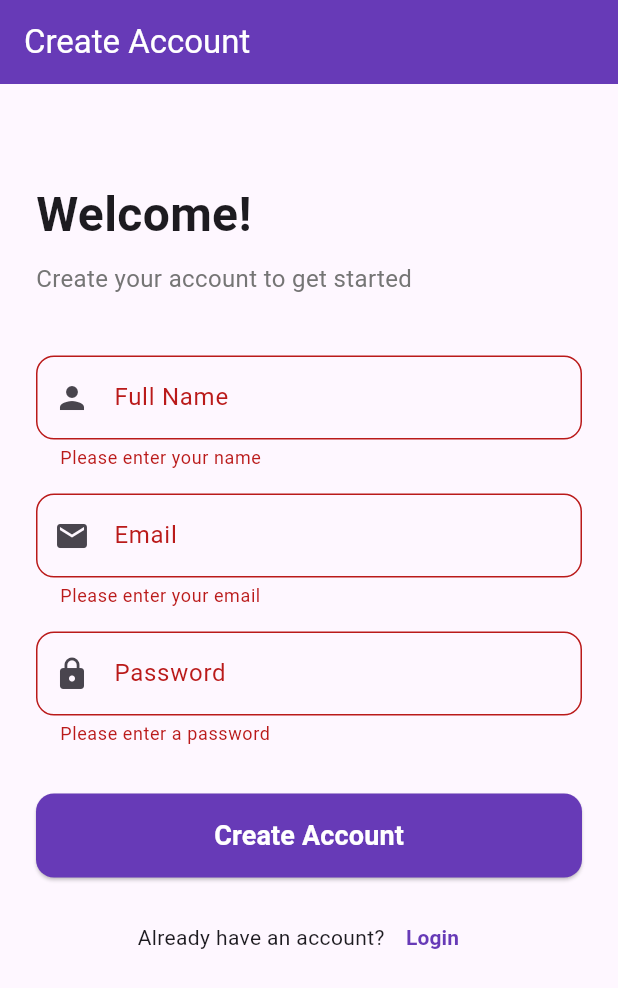
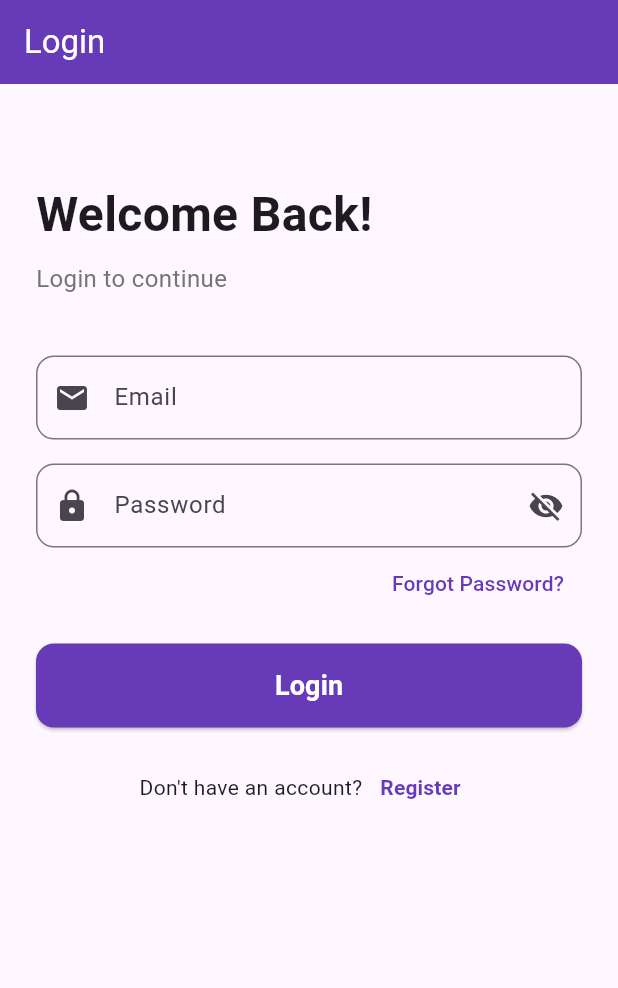
Before and after one commit to thamara2X1/user-auth-fullstack-App, a Flutter app: the screen it shows after launch, after a tap on "Create Account", after a tap on "Login", on a phone screen of 412 x 824 dp. Shown: the top 988 px of the screen. Run offline on Flutter 3.47's test engine with Material 3 defaults, Android fonts, the phone set to English and light mode, and no system bars.

Commit message:
Updated register screen to navigate to login after signup

```diff
--- a/myapp/mobile/lib/screens/register_screen.dart
+++ b/myapp/mobile/lib/screens/register_screen.dart
@@ -1,5 +1,6 @@
 import 'package:flutter/material.dart';
 import 'package:myapp/services/api_service.dart';
+import 'package:myapp/screens/login_screen.dart';
 
 class RegisterScreen extends StatefulWidget {
   @override
@@ -35,8 +36,12 @@ class _RegisterScreenState extends State<RegisterScreen> {
 
     if (result['success']) {
       _showMessage("✅ Account created successfully!", Colors.green);
-      // Navigate to login screen or home
-      // Navigator.pushReplacement(context, MaterialPageRoute(builder: (_) => LoginScreen()));
+      // Wait 2 seconds then navigate to login
+      await Future.delayed(Duration(seconds: 2));
+      Navigator.pushReplacement(
+        context,
+        MaterialPageRoute(builder: (_) => LoginScreen()),
+      );
     } else {
       _showMessage("❌ ${result['message']}", Colors.red);
     }
@@ -180,8 +185,10 @@ class _RegisterScreenState extends State<RegisterScreen> {
                     Text("Already have an account?"),
                     TextButton(
                       onPressed: () {
-                        // Navigate to login screen
-                        // Navigator.push(context, MaterialPageRoute(builder: (_) => LoginScreen()));
+                        Navigator.pushReplacement(
+                          context,
+                          MaterialPageRoute(builder: (_) => LoginScreen()),
+                        );
                       },
                       child: Text(
                         "Login",
```
